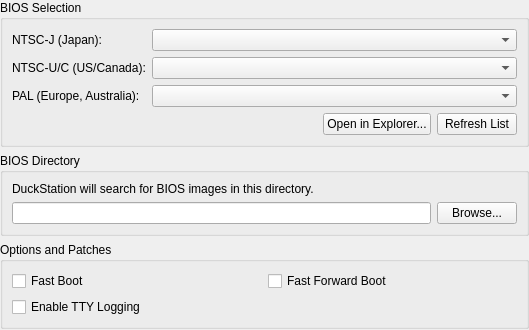
Before: the Qt Designer form src/duckstation-qt/biossettingswidget.ui in kofxi3584karlayang/duckstation, drawn with Qt 5.
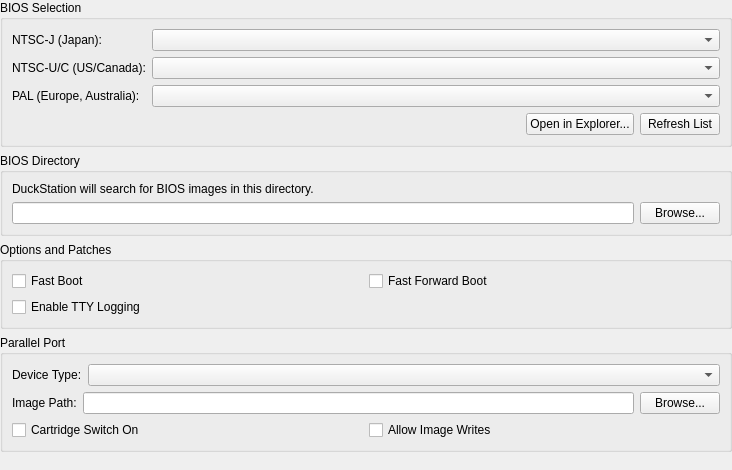
After: the same form once the commit is applied.

Commit message: PIO: Add basic flash cartridge support

Diff of the .ui file:
```diff
--- a/src/duckstation-qt/biossettingswidget.ui
+++ b/src/duckstation-qt/biossettingswidget.ui
@@ -6,8 +6,8 @@
    <rect>
     <x>0</x>
     <y>0</y>
-    <width>529</width>
-    <height>330</height>
+    <width>732</width>
+    <height>470</height>
    </rect>
   </property>
   <layout class="QVBoxLayout" name="mainLayout">
@@ -177,6 +177,64 @@
      </layout>
     </widget>
    </item>
+   <item>
+    <widget class="QGroupBox" name="pioGroupBox">
+     <property name="title">
+      <string>Parallel Port</string>
+     </property>
+     <layout class="QFormLayout" name="formLayout">
+      <item row="0" column="0">
+       <widget class="QLabel" name="label_3">
+        <property name="text">
+         <string>Device Type:</string>
+        </property>
+       </widget>
+      </item>
+      <item row="0" column="1">
+       <widget class="QComboBox" name="pioDeviceType"/>
+      </item>
+      <item row="1" column="0" colspan="2">
+       <layout class="QHBoxLayout" name="horizontalLayout_3" stretch="0,1,0">
+        <item>
+         <widget class="QLabel" name="pioImagePathLabel">
+          <property name="text">
+           <string>Image Path:</string>
+          </property>
+         </widget>
+        </item>
+        <item>
+         <widget class="QLineEdit" name="pioImagePath"/>
+        </item>
+        <item>
+         <widget class="QPushButton" name="pioImagePathBrowse">
+          <property name="text">
+           <string>Browse...</string>
+          </property>
+         </widget>
+        </item>
+       </layout>
+      </item>
+      <item row="2" column="0" colspan="2">
+       <layout class="QGridLayout" name="gridLayout_3">
+        <item row="0" column="0">
+         <widget class="QCheckBox" name="pioSwitchActive">
+          <property name="text">
+           <string>Cartridge Switch On</string>
+          </property>
+         </widget>
+        </item>
+        <item row="0" column="1">
+         <widget class="QCheckBox" name="pioImageWrites">
+          <property name="text">
+           <string>Allow Image Writes</string>
+          </property>
+         </widget>
+        </item>
+       </layout>
+      </item>
+     </layout>
+    </widget>
+   </item>
    <item>
     <spacer name="verticalSpacer">
      <property name="orientation">
@@ -185,7 +243,7 @@
      <property name="sizeHint" stdset="0">
       <size>
        <width>20</width>
-       <height>40</height>
+       <height>1</height>
       </size>
      </property>
     </spacer>
```
The commit also changes 17 other files.
